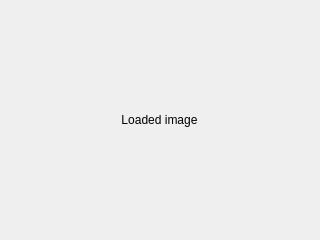
This is imageWindow.ui in dawn0123/image_feature_detector as Qt 5 draws it before an edit. The edited form follows.
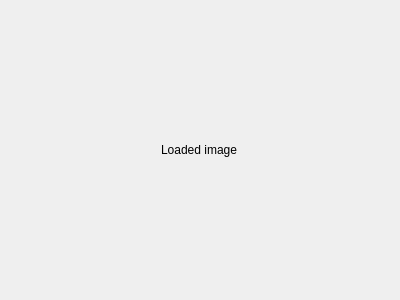
This is the edited form.

What changed in the file:
```diff
--- a/imageWindow.ui
+++ b/imageWindow.ui
@@ -1,55 +1,34 @@
 <?xml version="1.0" encoding="UTF-8"?>
 <ui version="4.0">
  <class>imageWindow</class>
- <widget class="QWidget" name="imageWindow">
+ <widget class="QScrollArea" name="imageWindow">
   <property name="geometry">
    <rect>
     <x>0</x>
     <y>0</y>
-    <width>320</width>
-    <height>240</height>
+    <width>400</width>
+    <height>300</height>
    </rect>
   </property>
-  <property name="sizePolicy">
-   <sizepolicy hsizetype="Expanding" vsizetype="Expanding">
-    <horstretch>0</horstretch>
-    <verstretch>0</verstretch>
-   </sizepolicy>
-  </property>
   <property name="windowTitle">
    <string>imageWindow</string>
   </property>
-  <layout class="QHBoxLayout" name="horizontalLayout_2">
-   <property name="margin">
-    <number>0</number>
-   </property>
-   <item>
-    <widget class="QScrollArea" name="uiScrollArea">
      <property name="frameShape">
       <enum>QFrame::NoFrame</enum>
      </property>
      <property name="widgetResizable">
       <bool>true</bool>
      </property>
-     <property name="alignment">
-      <set>Qt::AlignCenter</set>
-     </property>
      <widget class="QWidget" name="uiScrollAreaWidgetContents">
       <property name="geometry">
        <rect>
         <x>0</x>
         <y>0</y>
-        <width>320</width>
-        <height>240</height>
-       </rect>
-      </property>
-      <property name="sizePolicy">
-       <sizepolicy hsizetype="Expanding" vsizetype="Expanding">
-        <horstretch>0</horstretch>
-        <verstretch>0</verstretch>
-       </sizepolicy>
-      </property>
-      <layout class="QHBoxLayout" name="horizontalLayout">
+     <width>400</width>
+     <height>300</height>
+    </rect>
+   </property>
+   <layout class="QHBoxLayout" name="horizontalLayout_3">
        <property name="margin">
         <number>0</number>
        </property>
@@ -70,19 +49,10 @@
          <property name="scaledContents">
           <bool>true</bool>
          </property>
-         <property name="alignment">
-          <set>Qt::AlignCenter</set>
-         </property>
-         <property name="textInteractionFlags">
-          <set>Qt::NoTextInteraction</set>
-         </property>
         </widget>
        </item>
       </layout>
      </widget>
-    </widget>
-   </item>
-  </layout>
  </widget>
  <resources/>
  <connections/>
```
Left out of the diff: 2 changed lines with no effect on the pictures. Lines whose indentation alone changed are shown as unchanged.
